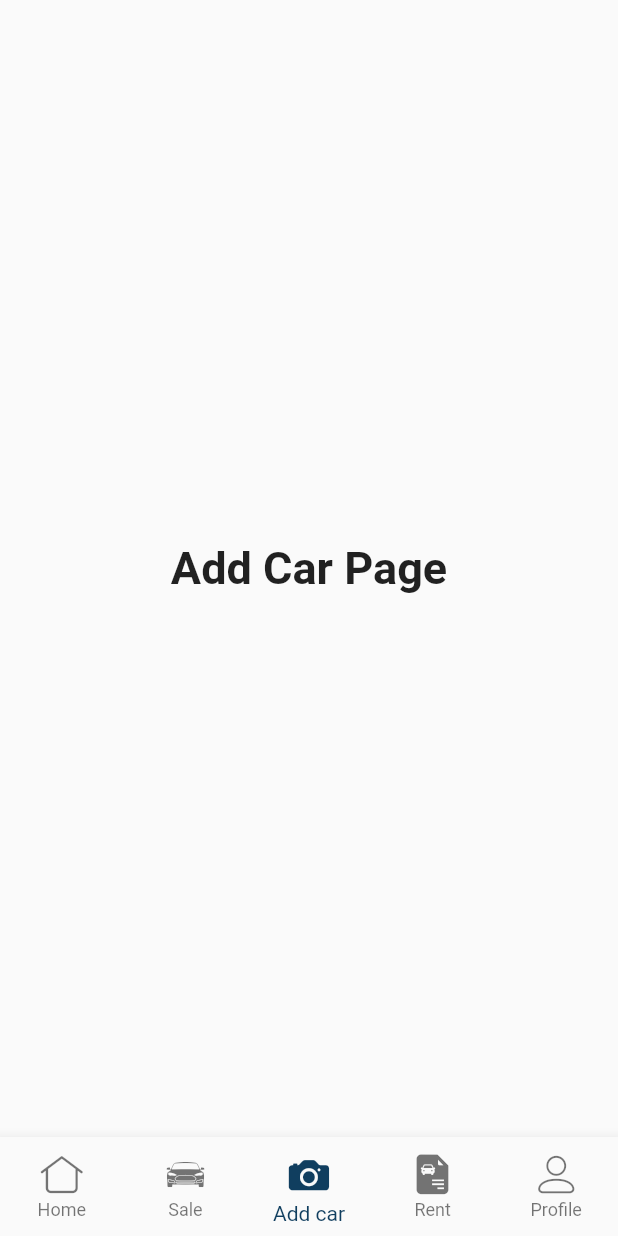
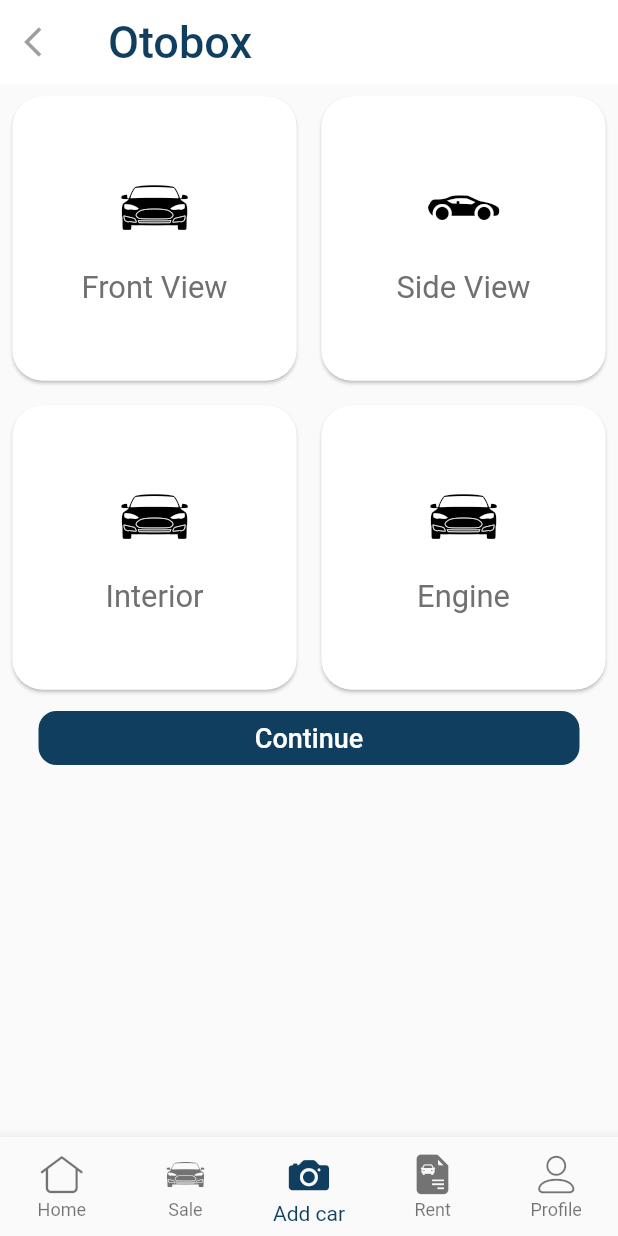
Before and after one commit to mucyomiller/otobox-app, a Flutter app: the MainPage screen opened directly, item 3 of the bottom bar chosen, on a phone screen of 412 x 824 dp. Run offline on Flutter 3.47's test engine with Material 2 defaults, Android fonts, the light colour scheme and no system bars; our stand-ins replace connectivity, dio, extended_image, firebase_analytics, firebase_messaging, flutter_spinkit and 5 more; accounts and stored records are empty; network calls fail; statements that could not run were skipped; project files that could hold a hidden picture were left out.

Commit message:
unfinished changes[andela bckp]

```diff
--- /dev/null
+++ b/lib/src/pages/add_car_page.dart
@@ -0,0 +1,153 @@
+import 'package:extended_image/extended_image.dart';
+import 'package:flutter/material.dart';
+import 'package:image_picker/image_picker.dart';
+import 'package:otobox/src/pages/car_details_page.dart';
+import 'package:otobox/src/pages/edit_image_page.dart';
+import 'package:otobox/src/utils/size_config.dart';
+
+class AddCarPage extends StatefulWidget {
+  @override
+  _AddCarPageState createState() => _AddCarPageState();
+}
+
+class _AddCarPageState extends State<AddCarPage> {
+  final editorKey = GlobalKey<ExtendedImageEditorState>();
+  ImageProvider provider;
+
+  @override
+  Widget build(BuildContext context) {
+    return Scaffold(
+      appBar: AppBar(
+        leading: IconButton(icon: Icon(Icons.arrow_back_ios), onPressed: null),
+        backgroundColor: Colors.white,
+        elevation: 0,
+        title: Text(
+          'Otobox',
+          style: TextStyle(
+            color: Theme.of(context).primaryColor,
+            fontSize: 30,
+          ),
+        ),
+      ),
+      body: Center(
+        child: Column(
+          mainAxisSize: MainAxisSize.max,
+          crossAxisAlignment: CrossAxisAlignment.center,
+          children: <Widget>[
+            GridView.count(
+              shrinkWrap: true,
+              crossAxisCount: 2,
+              children: <Widget>[
+                GridItem(
+                  title: 'Front View',
+                  icon: IconData(
+                    0xe933,
+                    fontFamily: 'otobox',
+                  ),
+                  navigate: _pick,
+                ),
+                GridItem(
+                  title: 'Side View',
+                  icon: IconData(
+                    0xe934,
+                    fontFamily: 'otobox',
+                  ),
+                  navigate: _pick,
+                ),
+                GridItem(
+                  title: 'Interior',
+                  icon: IconData(
+                    0xe933,
+                    fontFamily: 'otobox',
+                  ),
+                  navigate: _pick,
+                ),
+                GridItem(
+                  title: 'Engine',
+                  icon: IconData(
+                    0xe933,
+                    fontFamily: 'otobox',
+                  ),
+                  navigate: _pick,
+                ),
+              ],
+            ),
+            FlatButton(
+                shape: RoundedRectangleBorder(
+                  borderRadius: BorderRadius.circular(12),
+                ),
+                padding: EdgeInsets.symmetric(
+                  horizontal: SizeConfig.safeBlockHorizontal * 35,
+                ),
+                color: Theme.of(context).primaryColor,
+                onPressed: () => Navigator.of(context).push(MaterialPageRoute(
+                    builder: (BuildContext context) => CarDetailsPage())),
+                child: Text(
+                  'Continue',
+                  style: TextStyle(
+                    color: Colors.white,
+                    fontSize: 18,
+                  ),
+                )),
+          ],
+        ),
+      ),
+    );
+  }
+
+  void _pick() async {
+    final result = await ImagePicker.pickImage(source: ImageSource.gallery);
+    if (result != null) {
+      print(result.absolute.path);
+      provider = ExtendedFileImageProvider(result);
+      Navigator.of(context).push(
+        MaterialPageRoute(
+          builder: (BuildContext context) => EditCarPage(provider: provider),
+        ),
+      );
+    }
+  }
+}
+
+class GridItem extends StatelessWidget {
+  final String title;
+  final IconData icon;
+  final Function navigate;
+  const GridItem({Key key, this.title, this.icon, this.navigate})
+      : super(key: key);
+  @override
+  Widget build(BuildContext context) {
+    return Card(
+        elevation: 1,
+        margin: EdgeInsets.all(SizeConfig.safeBlockHorizontal * 2),
+        shape: RoundedRectangleBorder(borderRadius: BorderRadius.circular(20)),
+        clipBehavior: Clip.antiAliasWithSaveLayer,
+        child: Container(
+          decoration: BoxDecoration(color: Colors.white),
+          child: new InkWell(
+            onTap: navigate,
+            child: Column(
+              mainAxisAlignment: MainAxisAlignment.center,
+              crossAxisAlignment: CrossAxisAlignment.stretch,
+              mainAxisSize: MainAxisSize.min,
+              verticalDirection: VerticalDirection.down,
+              children: <Widget>[
+                Center(
+                    child: Icon(
+                  icon,
+                  size: SizeConfig.safeBlockHorizontal * 12,
+                  color: Colors.black,
+                )),
+                SizedBox(height: SizeConfig.safeBlockVertical * 2),
+                Center(
+                  child: Text(title,
+                      style: TextStyle(
+                          fontSize: SizeConfig.safeBlockHorizontal * 5,
+                          color: Color(0xFF707070))),
+                )
+              ],
+            ),
+          ),
+        ));
+  }
+}
--- a/lib/src/pages/main_page.dart
+++ b/lib/src/pages/main_page.dart
@@ -1,4 +1,5 @@
 import 'package:flutter/material.dart';
+import 'package:otobox/src/pages/add_car_page.dart';
 import 'package:otobox/src/pages/home_page.dart';
 import 'package:otobox/src/utils/size_config.dart';
 
@@ -19,12 +20,7 @@ class _MainPageState extends State<MainPage> {
         style: optionStyle,
       ),
     ),
-    Center(
-      child: Text(
-        'Add Car Page',
-        style: optionStyle,
-      ),
-    ),
+    AddCarPage(),
     Center(
       child: Text(
         'Rent Page',
--- a/pubspec.yaml
+++ b/pubspec.yaml
@@ -49,6 +49,10 @@ dependencies:
   intl: ^0.16.0
   firebase_analytics: ^5.0.6
   google_fonts: ^0.3.9
+  extended_image: ^0.7.1
+  extended_image_library: ^0.2.0
+  image_editor: ^0.1.6
+  carousel_pro: ^1.0.0
 
   # The following adds the Cupertino Icons font to your application.
   # Use with the CupertinoIcons class for iOS style icons.
```
Also changed, not shown: lib/src/pages/car_details_page.dart (added, +17 -0 lines), lib/src/pages/edit_image_page.dart (added, +47 -0 lines), pubspec.lock, 4 other files.
